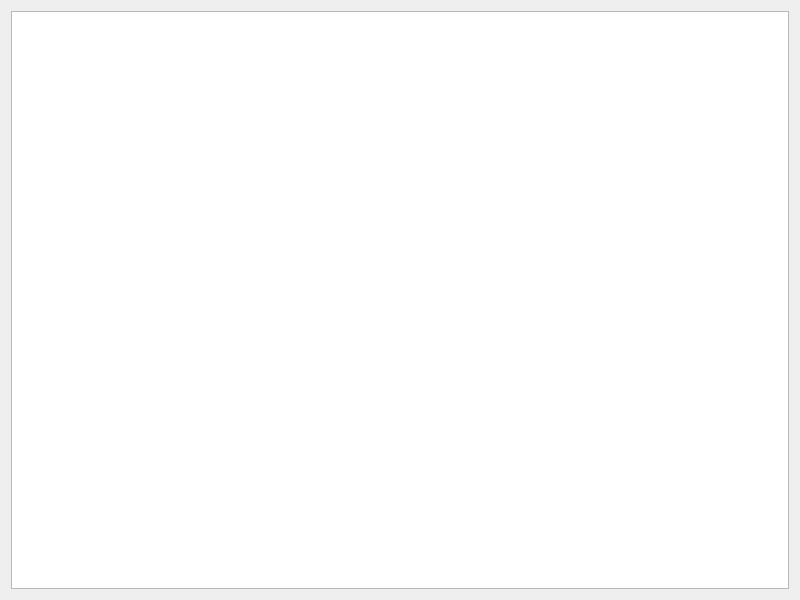
This is BusConfigUI/CommunicationMatrix.ui in Patryk-97/BusConfig as Qt 5 draws it before an edit. The edited form follows.
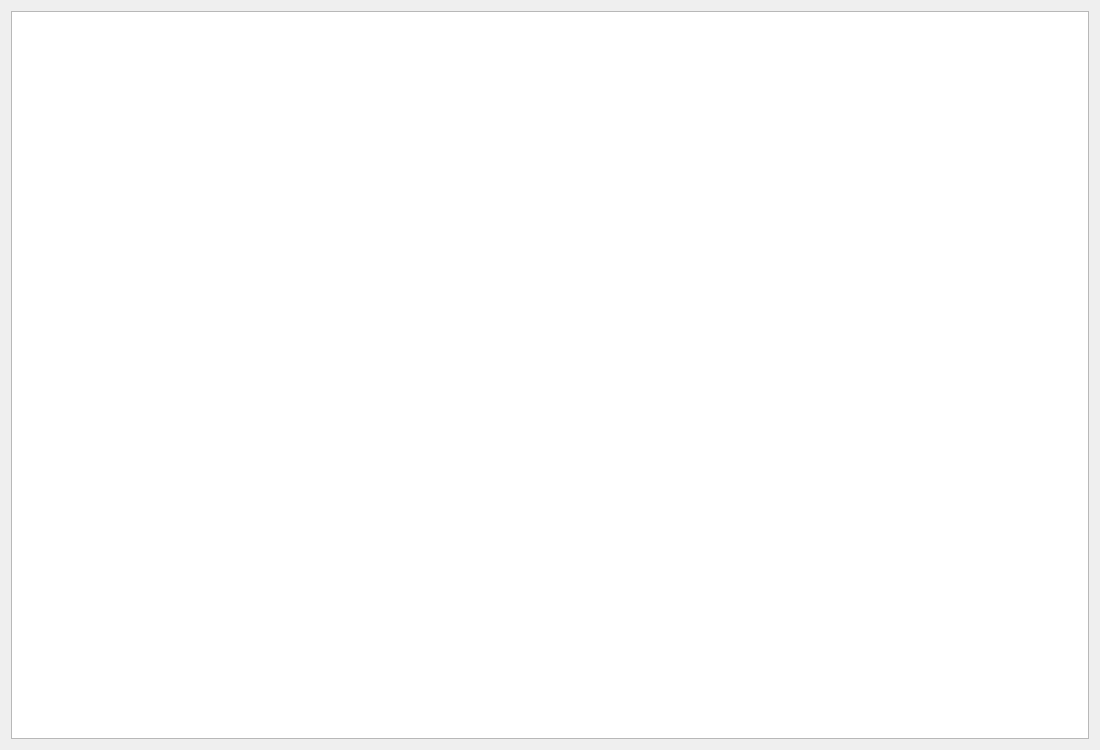
This is the edited form.

Patch:
```diff
--- a/BusConfigUI/CommunicationMatrix.ui
+++ b/BusConfigUI/CommunicationMatrix.ui
@@ -6,8 +6,8 @@
    <rect>
     <x>0</x>
     <y>0</y>
-    <width>800</width>
-    <height>600</height>
+    <width>1100</width>
+    <height>750</height>
    </rect>
   </property>
   <property name="windowTitle">
```
